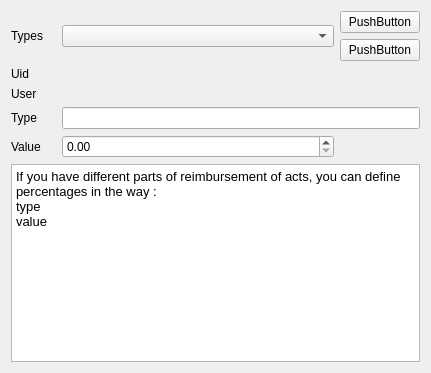
This is plugins/accountplugin/preferences/percentagespage.ui in FreeHealth/freehealth as Qt 5 draws it before an edit. The edited form follows.
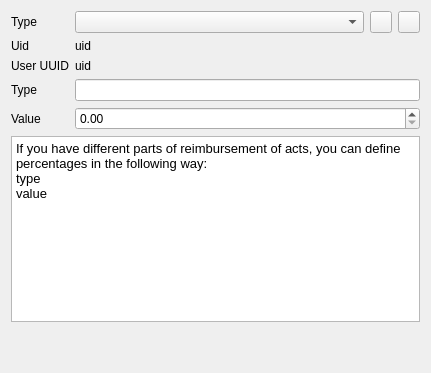
This is the edited form.

Patch:
```diff
--- a/plugins/accountplugin/preferences/percentagespage.ui
+++ b/plugins/accountplugin/preferences/percentagespage.ui
@@ -13,26 +13,20 @@
   <property name="windowTitle">
    <string>Form</string>
   </property>
-  <layout class="QGridLayout" name="gridLayout_2">
+  <layout class="QFormLayout" name="formLayout">
    <item row="0" column="0">
-    <layout class="QGridLayout" name="gridLayout">
-     <item row="0" column="0" colspan="2">
       <widget class="QLabel" name="percentLabel">
-       <property name="minimumSize">
-        <size>
-         <width>40</width>
-         <height>0</height>
-        </size>
-       </property>
        <property name="text">
-        <string>Types</string>
+      <string>Type</string>
        </property>
        <property name="buddy">
         <cstring>percentagesComboBox</cstring>
        </property>
       </widget>
      </item>
-     <item row="0" column="2">
+   <item row="0" column="1">
+    <layout class="QHBoxLayout" name="horizontalLayout">
+     <item>
       <widget class="QComboBox" name="percentagesComboBox">
        <property name="sizePolicy">
         <sizepolicy hsizetype="Preferred" vsizetype="Fixed">
@@ -42,32 +36,73 @@
        </property>
       </widget>
      </item>
-     <item row="0" column="3">
-      <layout class="QVBoxLayout" name="verticalLayout">
-       <item>
-        <widget class="QPushButton" name="addButton">
-         <property name="text">
-          <string>PushButton</string>
-         </property>
-        </widget>
-       </item>
        <item>
         <widget class="QPushButton" name="deleteButton">
-         <property name="text">
-          <string>PushButton</string>
+       <property name="minimumSize">
+        <size>
+         <width>22</width>
+         <height>22</height>
+        </size>
+       </property>
+       <property name="maximumSize">
+        <size>
+         <width>22</width>
+         <height>22</height>
+        </size>
+       </property>
+      </widget>
+     </item>
+     <item>
+      <widget class="QPushButton" name="addButton">
+       <property name="minimumSize">
+        <size>
+         <width>22</width>
+         <height>22</height>
+        </size>
+       </property>
+       <property name="maximumSize">
+        <size>
+         <width>22</width>
+         <height>22</height>
+        </size>
          </property>
         </widget>
        </item>
       </layout>
      </item>
-     <item row="3" column="0" colspan="2">
+   <item row="1" column="0">
+    <widget class="QLabel" name="uidLabel">
+     <property name="text">
+      <string>Uid</string>
+     </property>
+    </widget>
+   </item>
+   <item row="1" column="1">
+    <widget class="QLabel" name="percentUidLabel">
+     <property name="text">
+      <string>uid</string>
+     </property>
+    </widget>
+   </item>
+   <item row="2" column="0">
+    <widget class="QLabel" name="userLabel">
+     <property name="text">
+      <string>User UUID</string>
+     </property>
+    </widget>
+   </item>
+   <item row="2" column="1">
+    <widget class="QLabel" name="userEditedLabel">
+     <property name="text">
+      <string>uid</string>
+     </property>
+     <property name="wordWrap">
+      <bool>true</bool>
+     </property>
+    </widget>
+   </item>
+   <item row="3" column="0">
       <widget class="QLabel" name="typeLabel">
-       <property name="minimumSize">
-        <size>
-         <width>45</width>
-         <height>0</height>
-        </size>
-       </property>
        <property name="text">
         <string>Type</string>
        </property>
@@ -76,87 +111,47 @@
        </property>
       </widget>
      </item>
-     <item row="3" column="2" colspan="2">
-      <widget class="QLineEdit" name="typeEdit">
-       <property name="minimumSize">
-        <size>
-         <width>180</width>
-         <height>0</height>
-        </size>
+   <item row="3" column="1">
+    <widget class="QLineEdit" name="typeEdit"/>
+   </item>
+   <item row="4" column="0">
+    <widget class="QLabel" name="valueLabel">
+     <property name="text">
+      <string>Value</string>
+     </property>
+     <property name="buddy">
+      <cstring>valueDoubleSpinBox</cstring>
        </property>
       </widget>
      </item>
-     <item row="6" column="0" colspan="4">
+   <item row="4" column="1">
+    <widget class="QDoubleSpinBox" name="valueDoubleSpinBox"/>
+   </item>
+   <item row="5" column="0" colspan="2">
       <widget class="QTextBrowser" name="textBrowser">
        <property name="html">
         <string>&lt;!DOCTYPE HTML PUBLIC &quot;-//W3C//DTD HTML 4.0//EN&quot; &quot;http://www.w3.org/TR/REC-html40/strict.dtd&quot;&gt;
 &lt;html&gt;&lt;head&gt;&lt;meta name=&quot;qrichtext&quot; content=&quot;1&quot; /&gt;&lt;style type=&quot;text/css&quot;&gt;
 p, li { white-space: pre-wrap; }
-&lt;/style&gt;&lt;/head&gt;&lt;body style=&quot; font-family:'Lucida Grande'; font-size:13pt; font-weight:400; font-style:normal;&quot;&gt;
-&lt;p style=&quot; margin-top:0px; margin-bottom:0px; margin-left:0px; margin-right:0px; -qt-block-indent:0; text-indent:0px;&quot;&gt;&lt;span style=&quot; font-family:'Sans'; font-size:10pt;&quot;&gt;If you have different parts of reimbursement of acts, you can define percentages in the way :&lt;/span&gt;&lt;/p&gt;
+&lt;/style&gt;&lt;/head&gt;&lt;body style=&quot; font-family:'Ubuntu'; font-size:8pt; font-weight:400; font-style:normal;&quot;&gt;
+&lt;p style=&quot; margin-top:0px; margin-bottom:0px; margin-left:0px; margin-right:0px; -qt-block-indent:0; text-indent:0px;&quot;&gt;&lt;span style=&quot; font-family:'Sans'; font-size:10pt;&quot;&gt;If you have different parts of reimbursement of acts, you can define percentages in the following way:&lt;/span&gt;&lt;/p&gt;
 &lt;p style=&quot; margin-top:0px; margin-bottom:0px; margin-left:0px; margin-right:0px; -qt-block-indent:0; text-indent:0px;&quot;&gt;&lt;span style=&quot; font-family:'Sans'; font-size:10pt;&quot;&gt;type &lt;/span&gt;&lt;/p&gt;
 &lt;p style=&quot; margin-top:0px; margin-bottom:0px; margin-left:0px; margin-right:0px; -qt-block-indent:0; text-indent:0px;&quot;&gt;&lt;span style=&quot; font-family:'Sans'; font-size:10pt;&quot;&gt;value&lt;/span&gt;&lt;/p&gt;&lt;/body&gt;&lt;/html&gt;</string>
        </property>
       </widget>
      </item>
-     <item row="4" column="2">
-      <widget class="QDoubleSpinBox" name="valueDoubleSpinBox"/>
-     </item>
-     <item row="4" column="3">
-      <spacer name="horizontalSpacer">
+   <item row="6" column="0" colspan="2">
+    <spacer name="verticalSpacer">
        <property name="orientation">
-        <enum>Qt::Horizontal</enum>
+      <enum>Qt::Vertical</enum>
        </property>
        <property name="sizeHint" stdset="0">
         <size>
-         <width>40</width>
-         <height>20</height>
+       <width>20</width>
+       <height>40</height>
         </size>
        </property>
       </spacer>
-     </item>
-     <item row="4" column="0" colspan="2">
-      <widget class="QLabel" name="valueLabel">
-       <property name="text">
-        <string>Value</string>
-       </property>
-       <property name="buddy">
-        <cstring>valueDoubleSpinBox</cstring>
-       </property>
-      </widget>
-     </item>
-     <item row="2" column="0" colspan="2">
-      <widget class="QLabel" name="userLabel">
-       <property name="text">
-        <string>User</string>
-       </property>
-      </widget>
-     </item>
-     <item row="2" column="2" colspan="2">
-      <widget class="QLabel" name="userEditedLabel">
-       <property name="text">
-        <string/>
-       </property>
-       <property name="wordWrap">
-        <bool>true</bool>
-       </property>
-      </widget>
-     </item>
-     <item row="1" column="0" colspan="2">
-      <widget class="QLabel" name="uidLabel">
-       <property name="text">
-        <string>Uid</string>
-       </property>
-      </widget>
-     </item>
-     <item row="1" column="2" colspan="2">
-      <widget class="QLabel" name="percentUidLabel">
-       <property name="text">
-        <string/>
-       </property>
-      </widget>
-     </item>
-    </layout>
    </item>
   </layout>
  </widget>
```
Lines whose indentation alone changed are shown as unchanged.
